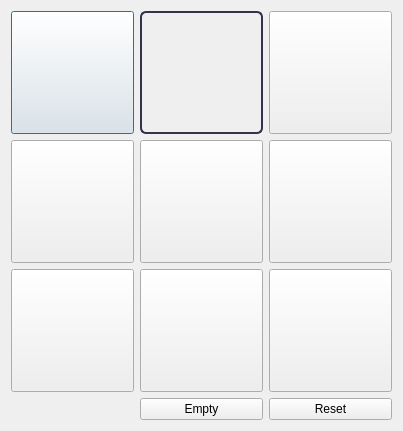
Old version of the form gui/nb_selector.ui in the repository azagaya/laigter.
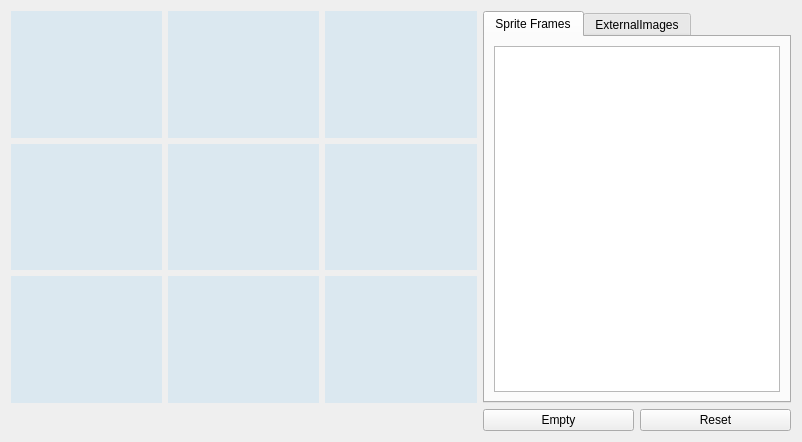
New version of the form.

Diff of the .ui file:
```diff
--- a/gui/nb_selector.ui
+++ b/gui/nb_selector.ui
@@ -6,8 +6,8 @@
    <rect>
     <x>0</x>
     <y>0</y>
-    <width>400</width>
-    <height>430</height>
+    <width>802</width>
+    <height>442</height>
    </rect>
   </property>
   <property name="sizePolicy">
@@ -18,14 +18,14 @@
   </property>
   <property name="maximumSize">
    <size>
-    <width>400</width>
-    <height>430</height>
+    <width>16777215</width>
+    <height>16777215</height>
    </size>
   </property>
   <property name="windowTitle">
    <string>Neighbours selector</string>
   </property>
-  <layout class="QGridLayout" name="gridLayout">
+  <layout class="QGridLayout" name="gridLayout_2">
    <item row="0" column="0">
     <widget class="QPushButton" name="NUL">
      <property name="sizePolicy">
@@ -47,14 +47,16 @@
       </size>
      </property>
      <property name="styleSheet">
-      <string notr="true">QPushButton {
-    border: 2px solid  #33334D;
-    border-radius: 6px;
-}
-QPushButton:hover:!pressed
-{
-  border: 2px solid #8080a0;
-}R</string>
+      <string notr="true"> QPushButton { 
+                     border: 2px solid transparent;
+                     padding: 0px; 
+                     background: 2px solid rgba(29, 161, 242, 25);
+                     }
+                   QPushButton:pressed
+                     {
+                          border: 2px solid rgb(29, 161, 242);
+                          background: 2px solid rgba(29, 161, 242, 50);
+                      }</string>
      </property>
      <property name="text">
       <string/>
@@ -94,14 +96,16 @@
       </size>
      </property>
      <property name="styleSheet">
-      <string notr="true">QPushButton {
-    border: 2px solid  #33334D;
-    border-radius: 6px;
-}
-QPushButton:hover:!pressed
-{
-  border: 2px solid #8080a0;
-}</string>
+      <string notr="true"> QPushButton { 
+                     border: 2px solid transparent;
+                     padding: 0px; 
+                     background: 2px solid rgba(29, 161, 242, 25);
+                     }
+                   QPushButton:pressed
+                     {
+                          border: 2px solid rgb(29, 161, 242);
+                          background: 2px solid rgba(29, 161, 242, 50);
+                      }</string>
      </property>
      <property name="text">
       <string/>
@@ -141,14 +145,16 @@
       </size>
      </property>
      <property name="styleSheet">
-      <string notr="true">QPushButton {
-    border: 2px solid  #33334D;
-    border-radius: 6px;
-}
-QPushButton:hover:!pressed
-{
-  border: 2px solid #8080a0;
-}R</string>
+      <string notr="true"> QPushButton { 
+                     border: 2px solid transparent;
+                     padding: 0px; 
+                     background: 2px solid rgba(29, 161, 242, 25);
+                     }
+                   QPushButton:pressed
+                     {
+                          border: 2px solid rgb(29, 161, 242);
+                          background: 2px solid rgba(29, 161, 242, 50);
+                      }</string>
      </property>
      <property name="text">
       <string/>
@@ -167,6 +173,44 @@
      </property>
     </widget>
    </item>
+   <item row="0" column="3" rowspan="3" colspan="2">
+    <widget class="QTabWidget" name="tabWidget">
+     <property name="currentIndex">
+      <number>0</number>
+     </property>
+     <widget class="QWidget" name="tab">
+      <attribute name="title">
+       <string>Sprite Frames</string>
+      </attribute>
+      <layout class="QGridLayout" name="gridLayout">
+       <item row="0" column="0">
+        <widget class="QListWidget" name="listWidget">
+         <property name="iconSize">
+          <size>
+           <width>100</width>
+           <height>100</height>
+          </size>
+         </property>
+         <property name="flow">
+          <enum>QListView::LeftToRight</enum>
+         </property>
+         <property name="isWrapping" stdset="0">
+          <bool>true</bool>
+         </property>
+         <property name="resizeMode">
+          <enum>QListView::Adjust</enum>
+         </property>
+        </widget>
+       </item>
+      </layout>
+     </widget>
+     <widget class="QWidget" name="tab_2">
+      <attribute name="title">
+       <string>ExternalImages</string>
+      </attribute>
+     </widget>
+    </widget>
+   </item>
    <item row="1" column="0">
     <widget class="QPushButton" name="NML">
      <property name="sizePolicy">
@@ -188,14 +232,16 @@
       </size>
      </property>
      <property name="styleSheet">
-      <string notr="true">QPushButton {
-    border: 2px solid  #33334D;
-    border-radius: 6px;
-}
-QPushButton:hover:!pressed
-{
-  border: 2px solid #8080a0;
-}R</string>
+      <string notr="true"> QPushButton { 
+                     border: 2px solid transparent;
+                     padding: 0px; 
+                     background: 2px solid rgba(29, 161, 242, 25);
+                     }
+                   QPushButton:pressed
+                     {
+                          border: 2px solid rgb(29, 161, 242);
+                          background: 2px solid rgba(29, 161, 242, 50);
+                      }</string>
      </property>
      <property name="text">
       <string/>
@@ -235,14 +281,16 @@
       </size>
      </property>
      <property name="styleSheet">
-      <string notr="true">QPushButton {
-    border: 2px solid  #33334D;
-    border-radius: 6px;
-}
-QPushButton:hover:!pressed
-{
-  border: 2px solid #8080a0;
-}R</string>
+      <string notr="true"> QPushButton { 
+                     border: 2px solid transparent;
+                     padding: 0px; 
+                     background: 2px solid rgba(29, 161, 242, 25);
+                     }
+                   QPushButton:pressed
+                     {
+                          border: 2px solid rgb(29, 161, 242);
+                          background: 2px solid rgba(29, 161, 242, 50);
+                      }</string>
      </property>
      <property name="text">
       <string/>
@@ -282,14 +330,16 @@
       </size>
      </property>
      <property name="styleSheet">
-      <string notr="true">QPushButton {
-    border: 2px solid  #33334D;
-    border-radius: 6px;
-}
-QPushButton:hover:!pressed
-{
-  border: 2px solid #8080a0;
-}R</string>
+      <string notr="true"> QPushButton { 
+                     border: 2px solid transparent;
+                     padding: 0px; 
+                     background: 2px solid rgba(29, 161, 242, 25);
+                     }
+                   QPushButton:pressed
+                     {
+                          border: 2px solid rgb(29, 161, 242);
+                          background: 2px solid rgba(29, 161, 242, 50);
+                      }</string>
      </property>
      <property name="text">
       <string/>
@@ -329,14 +379,16 @@
       </size>
      </property>
      <property name="styleSheet">
-      <string notr="true">QPushButton {
-    border: 2px solid  #33334D;
-    border-radius: 6px;
-}
-QPushButton:hover:!pressed
-{
-  border: 2px solid #8080a0;
-}R</string>
+      <string notr="true"> QPushButton { 
+                     border: 2px solid transparent;
+                     padding: 0px; 
+                     background: 2px solid rgba(29, 161, 242, 25);
+                     }
+                   QPushButton:pressed
+                     {
+                          border: 2px solid rgb(29, 161, 242);
+                          background: 2px solid rgba(29, 161, 242, 50);
+                      }</string>
      </property>
      <property name="text">
       <string/>
@@ -376,14 +428,16 @@
       </size>
      </property>
      <property name="styleSheet">
-      <string notr="true">QPushButton {
-    border: 2px solid  #33334D;
-    border-radius: 6px;
-}
-QPushButton:hover:!pressed
-{
-  border: 2px solid #8080a0;
-}R</string>
+      <string notr="true"> QPushButton { 
+                     border: 2px solid transparent;
+                     padding: 0px; 
+                     background: 2px solid rgba(29, 161, 242, 25);
+                     }
+                   QPushButton:pressed
+                     {
+                          border: 2px solid rgb(29, 161, 242);
+                          background: 2px solid rgba(29, 161, 242, 50);
+                      }</string>
      </property>
      <property name="text">
       <string/>
@@ -423,14 +477,16 @@
       </size>
      </property>
      <property name="styleSheet">
-      <string notr="true">QPushButton {
-    border: 2px solid  #33334D;
-    border-radius: 6px;
-}
-QPushButton:hover:!pressed
-{
-  border: 2px solid #8080a0;
-}R</string>
+      <string notr="true"> QPushButton { 
+                     border: 2px solid transparent;
+                     padding: 0px; 
+                     background: 2px solid rgba(29, 161, 242, 25);
+                     }
+                   QPushButton:pressed
+                     {
+                          border: 2px solid rgb(29, 161, 242);
+                          background: 2px solid rgba(29, 161, 242, 50);
+                      }</string>
      </property>
      <property name="text">
       <string/>
@@ -449,20 +505,20 @@
      </property>
     </widget>
    </item>
-   <item row="3" column="2">
-    <widget class="QPushButton" name="pushButtonResetNeighbours">
-     <property name="text">
-      <string>Reset</string>
-     </property>
-    </widget>
-   </item>
-   <item row="3" column="1">
+   <item row="3" column="3">
     <widget class="QPushButton" name="pushButton">
      <property name="text">
       <string>Empty</string>
      </property>
     </widget>
    </item>
+   <item row="3" column="4">
+    <widget class="QPushButton" name="pushButtonResetNeighbours">
+     <property name="text">
+      <string>Reset</string>
+     </property>
+    </widget>
+   </item>
   </layout>
  </widget>
  <resources/>
```
